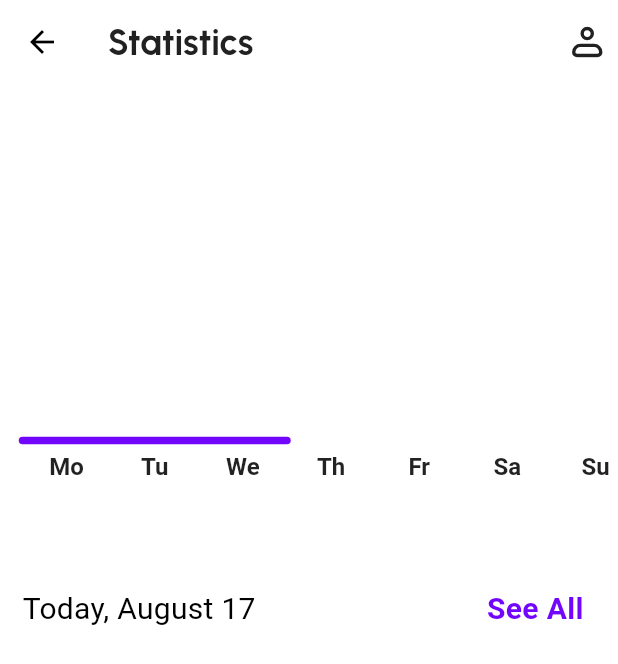
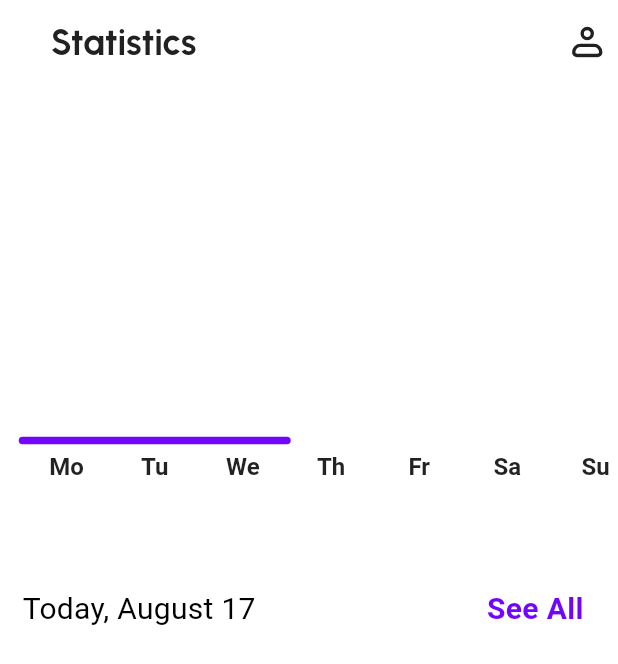
Before and after one commit to Taha-khaled1/timer_app, a Flutter app: the StatisticScreen screen opened directly, on a phone screen of 412 x 824 dp. Shown: the top 664 px of the screen. Run offline on Flutter 3.47's test engine with Material 2 defaults, Android fonts, the phone set to English and light mode, and no system bars; drawn by our look-alikes of fl_chart; our stand-ins replace audioplayers, cached_network_image, circular_countdown_timer, cloud_firestore, device_preview, easy_date_timeline and 22 more; missing offline and left inert: android_alarm_manager_plus; accounts and stored records are empty; network calls fail; Roboto replaces fonts that are missing (Cairo); project files that could hold a hidden picture were left out.

Commit message:
show adrees

```diff
--- a/lib/data_layer/models/task_model.dart
+++ b/lib/data_layer/models/task_model.dart
@@ -5,8 +5,9 @@ class TaskModel {
   final String? data, time;
   final bool? ishome, isdone;
   final Color? color;
-  final String? id;
+  final String? id, taskName;
   TaskModel({
+    this.taskName,
     this.id,
     this.isdone,
     required this.color,
--- a/lib/presentation_layer/components/appbar.dart
+++ b/lib/presentation_layer/components/appbar.dart
@@ -25,15 +25,19 @@ PreferredSizeWidget appbar({String? title}) {
   );
 }
 
-PreferredSizeWidget appbarProfile({String? title}) {
+PreferredSizeWidget appbarProfile({String? title, bool isBack = true}) {
   return AppBar(
     elevation: 0,
     backgroundColor: ColorManager.background,
-    leading: BackButton(
+    leading: isBack == true
+        ? BackButton(
             color: ColorManager.black,
-    ),
+          )
+        : SizedBox(),
     centerTitle: false,
-    title: Text(
+    title: Transform.translate(
+      offset: Offset(isBack == false ? -38 : 0, 0),
+      child: Text(
         title ?? '',
         style: TextStyle(
           color: Color(0xFF212121),
@@ -41,6 +45,7 @@ PreferredSizeWidget appbarProfile({String? title}) {
           fontFamily: 'Urbanist',
           fontWeight: FontWeight.w700,
           height: 1.20,
+        ),
       ),
     ),
     actions: [
--- a/lib/presentation_layer/screen/create_task_screen/create_task_controller/create_task_controller.dart
+++ b/lib/presentation_layer/screen/create_task_screen/create_task_controller/create_task_controller.dart
@@ -123,6 +123,7 @@ class CreateTaskController extends GetxController {
       print(e.toString());
       showToast('Must be a date in the future');
     }
+    isloading = false;
     update();
   }
 
--- a/lib/presentation_layer/screen/home_screen/home_screen.dart
+++ b/lib/presentation_layer/screen/home_screen/home_screen.dart
@@ -1,5 +1,6 @@
 import 'dart:isolate';
 import 'package:flutter_local_notifications/flutter_local_notifications.dart';
+import 'package:task_manger/main.dart';
 import 'package:timezone/data/latest_all.dart' as tz;
 import 'package:timezone/timezone.dart' as tz;
 import 'package:android_alarm_manager_plus/android_alarm_manager_plus.dart';
@@ -36,10 +37,10 @@ class HomeScreen extends StatelessWidget {
                     padding:
                         EdgeInsets.only(left: deviceInfo.localWidth * 0.05),
                     child: Text(
-                      'Morning, Christina 👋',
+                      'Morning, ${sharedPreferences.getString('name') ?? ''} 👋',
                       style: MangeStyles().getBoldStyle(
                         color: ColorManager.black,
-                        fontSize: FontSize.s30 + 2,
+                        fontSize: FontSize.s30,
                       ),
                       textAlign: TextAlign.left,
                     ),
@@ -209,6 +210,7 @@ class HomeScreen extends StatelessWidget {
                                     data: data[index]['datatime'],
                                     time: data[index]['timeOfDay'],
                                     isdone: data[index]['done'],
+                                    taskName: data[index]['title'],
                                   ),
                                 );
                               },
--- a/lib/presentation_layer/screen/home_screen/widget/card_task.dart
+++ b/lib/presentation_layer/screen/home_screen/widget/card_task.dart
@@ -95,7 +95,7 @@ class CardTask extends StatelessWidget {
                 crossAxisAlignment: CrossAxisAlignment.start,
                 children: [
                   Text(
-                    taskModel.title,
+                    taskModel.taskName ?? '',
                     style: MangeStyles().getRegularStyle(
                       color: ColorManager.black,
                       fontSize: FontSize.s20,
--- a/lib/presentation_layer/screen/note_screen/note_screen.dart
+++ b/lib/presentation_layer/screen/note_screen/note_screen.dart
@@ -28,6 +28,7 @@ class _NoteScreenState extends State<NoteScreen> {
   Widget build(BuildContext context) {
     return Scaffold(
       backgroundColor: ColorManager.background,
+      appBar: appbarProfile(title: 'Notes', isBack: false),
       floatingActionButton: FloatingActionButton(
         onPressed: () async {
           showModalBottomSheet(
@@ -163,7 +164,6 @@ class _NoteScreenState extends State<NoteScreen> {
         child: Icon(Icons.add),
         backgroundColor: ColorManager.kPrimary,
       ),
-      appBar: appbarProfile(title: 'Notes'),
       body: InfoWidget(
         builder: (context, deviceInfo) {
           return Padding(
--- a/lib/presentation_layer/screen/statistic_screen/statistic_screen.dart
+++ b/lib/presentation_layer/screen/statistic_screen/statistic_screen.dart
@@ -19,7 +19,7 @@ class StatisticScreen extends StatelessWidget {
   Widget build(BuildContext context) {
     return Scaffold(
       backgroundColor: ColorManager.background,
-      appBar: appbarProfile(title: 'Statistics'),
+      appBar: appbarProfile(title: 'Statistics', isBack: false),
       body: InfoWidget(
         builder: (context, deviceInfo) {
           final StatisticController _controller =
@@ -70,7 +70,7 @@ class StatisticScreen extends StatelessWidget {
                                   TextButton(
                                     onPressed: () {
                                       // tabController.changeTabIndex(5);
-                                      // Get.to(() => WhatchTaskScreen());
+                                      Get.to(() => WhatchTaskScreen());
                                     },
                                     child: Text(
                                       'See All',
@@ -125,6 +125,7 @@ class StatisticScreen extends StatelessWidget {
                                       data: data[index]['datatime'],
                                       time: data[index]['timeOfDay'],
                                       isdone: data[index]['done'],
+                                      taskName: data[index]['title'],
                                     ),
                                     istowSubtitle: false,
                                   ),
--- a/lib/presentation_layer/screen/task_screen/task_screen.dart
+++ b/lib/presentation_layer/screen/task_screen/task_screen.dart
@@ -103,6 +103,7 @@ class _TaskScreenState extends State<TaskScreen> {
                                       data: data[index]['datatime'],
                                       time: data[index]['timeOfDay'],
                                       isdone: data[index]['done'],
+                                      taskName: data[index]['title'],
                                     ),
                                   );
                                 },
--- a/lib/presentation_layer/screen/task_screen/widget/task_info_data_card.dart
+++ b/lib/presentation_layer/screen/task_screen/widget/task_info_data_card.dart
@@ -91,7 +91,7 @@ class TaskInfoDataCard extends StatelessWidget {
                           SizedBox(
                             width: double.infinity,
                             child: Text(
-                              taskModel.title,
+                              taskModel.taskName ?? '',
                               style: TextStyle(
                                 color: Colors.white,
                                 fontSize: 20,
```
Also changed, not shown: lib/presentation_layer/screen/pomodoro_timer_screen/widget/CardPromoTimer.dart (+6 -2 lines), lib/presentation_layer/screen/whatch_task_screen/whatch_task_screen.dart (+58 -8 lines). Lines whose indentation alone changed are shown as unchanged.
